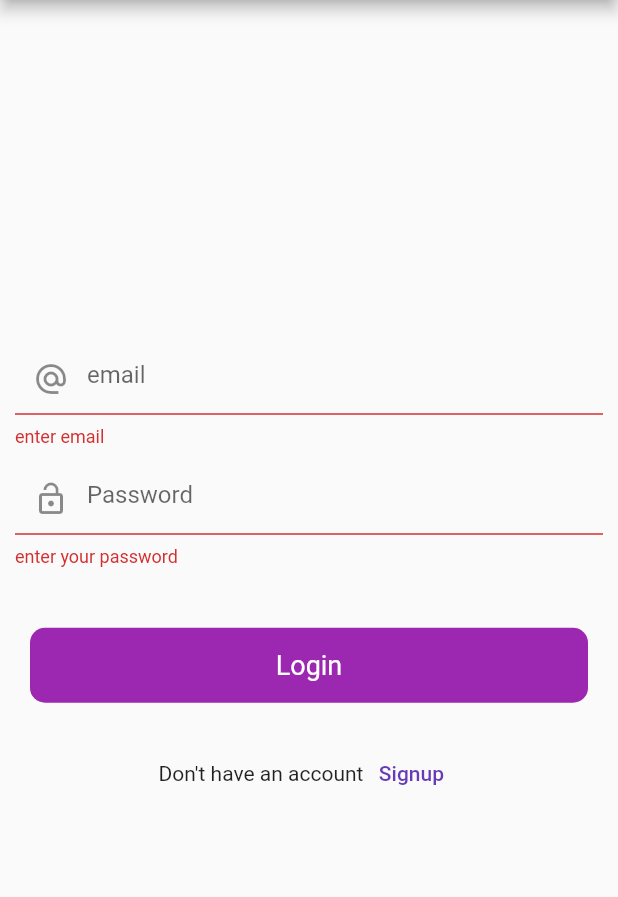
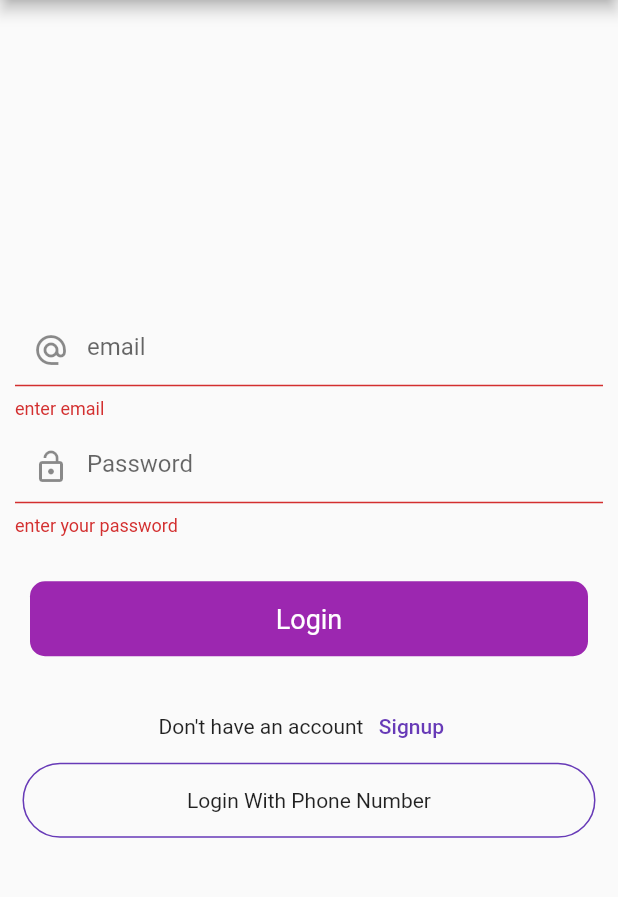
Before and after one commit to umair899/firebase, a Flutter app: the screen it shows after launch, after a tap on "Login", on a phone screen of 412 x 824 dp, the part 84-981 px from its top. Run offline on Flutter 3.47's test engine with Material 2 defaults, Android fonts, the phone set to English and light mode, and no system bars; our stand-ins replace firebase_auth, firebase_core, fluttertoast; accounts and stored records are empty.

Commit message:
apply new changes

```diff
--- a/lib/firebase_services/slpash_services.dart
+++ b/lib/firebase_services/slpash_services.dart
@@ -1,14 +1,25 @@
 import 'dart:async';
 
+import 'package:firebase_auth/firebase_auth.dart';
 import 'package:flutter/cupertino.dart';
 import 'package:flutter/material.dart';
 import 'package:learn_firebase/ui/auth/login_screen.dart';
+import 'package:learn_firebase/ui/posts/past_screen.dart';
 
 class splashServices {
   void islogin(BuildContext context) {
-    Timer(
-        Duration(seconds: 3),
-        (() => Navigator.push(
-            context, MaterialPageRoute(builder: (context) => LoginScreen()))));
+    final _auth = FirebaseAuth.instance;
+    final user = _auth.currentUser;
+    if (user != null) {
+      Timer(
+          Duration(seconds: 3),
+          (() => Navigator.push(
+              context, MaterialPageRoute(builder: (context) => PostScreen()))));
+    } else {
+      Timer(
+          Duration(seconds: 3),
+          (() => Navigator.push(context,
+              MaterialPageRoute(builder: (context) => LoginScreen()))));
+    }
   }
 }
--- a/lib/ui/auth/login_screen.dart
+++ b/lib/ui/auth/login_screen.dart
@@ -1,10 +1,15 @@
+import 'package:firebase_auth/firebase_auth.dart';
 import 'package:flutter/material.dart';
 import 'package:flutter/physics.dart';
 import 'package:flutter/services.dart';
 import 'package:flutter/src/widgets/framework.dart';
 import 'package:flutter/src/foundation/key.dart';
+import 'package:learn_firebase/ui/auth/Login_with%20_Phone_number.dart';
 import 'package:learn_firebase/ui/auth/signup_screen.dart';
+import 'package:learn_firebase/utiles/utiles.dart';
 import 'package:learn_firebase/widgets/round_button.dart';
+
+import '../posts/past_screen.dart';
 
 class LoginScreen extends StatefulWidget {
   @override
@@ -12,9 +17,11 @@ class LoginScreen extends StatefulWidget {
 }
 
 class _LoginScreenState extends State<LoginScreen> {
+  bool loading =false;
   final _formkey = GlobalKey<FormState>();
   final emailControllar = TextEditingController();
   final passwordControllar = TextEditingController();
+  final _auth = FirebaseAuth.instance;
   @override
   void dispose() {
     // TODO: implement dispose
@@ -23,10 +30,35 @@ class _LoginScreenState extends State<LoginScreen> {
     passwordControllar.dispose();
   }
 
+  void Login() async {
+    setState(() {
+      loading=true;
+    });
+    _auth
+        .signInWithEmailAndPassword(
+          email: emailControllar.text,
+          password: passwordControllar.text,
+        )
+        .then((value) {
+          utils().toastmassage(value.user!.email.toString());
+          Navigator.push(context,MaterialPageRoute(builder: (context)=>PostScreen()));
+          setState(() {
+      loading=false;
+    });
+        })
+        .onError((error, stackTrace) {
+          debugPrint(error.toString());
+      utils().toastmassage(error.toString());
+      setState(() {
+      loading=true;
+    });
+    });
+  }
+
   @override
   Widget build(BuildContext context) {
     return WillPopScope(
-      onWillPop: ()async{
+      onWillPop: () async {
         SystemNavigator.pop();
         return true;
       },
@@ -57,7 +89,7 @@ class _LoginScreenState extends State<LoginScreen> {
                             }
                             return null;
                           }),
-                      SizedBox(height: 10),
+                      SizedBox(height: 8),
                       TextFormField(
                           keyboardType: TextInputType.text,
                           controller: passwordControllar,
@@ -76,14 +108,18 @@ class _LoginScreenState extends State<LoginScreen> {
                   ),
                 )),
             SizedBox(
-              height: 40,
+              height: 30,
             ),
             Padding(
               padding: const EdgeInsets.symmetric(horizontal: 20),
               child: RoundButton(
                 title: 'Login',
+                loading: loading,
                 onTap: () {
-                  if (_formkey.currentState!.validate()) ;
+                  if (_formkey.currentState!.validate()) {
+                    Login();
+                  }
+                  ;
                 },
               ),
             ),
@@ -104,7 +140,25 @@ class _LoginScreenState extends State<LoginScreen> {
                     },
                     child: Text("Signup"))
               ],
-            )
+            ),InkWell(
+            onTap: () {
+              Navigator.push(
+                  context,
+                  MaterialPageRoute(
+                      builder: (context) => LoginWithPhomwNumber()));
+            },
+            child: Padding(
+              padding: const EdgeInsets.symmetric(horizontal: 15),
+              child: Container(
+                height: 50,
+                decoration: BoxDecoration(
+                  borderRadius: BorderRadius.circular(50),
+                  border: Border.all(color: Colors.deepPurple),
+                ),
+                child: Center(child: Text("Login With Phone Number")),
+              ),
+            ),
+          ),
           ],
         ),
       ),
```
Also changed, not shown: lib/ui/auth/Login_with _Phone_number.dart (added, +65 -0 lines), lib/ui/auth/signup_screen.dart (+6 -7 lines), lib/ui/auth/verify.dart (added, +22 -0 lines), lib/ui/posts/past_screen.dart (added, +38 -0 lines).
